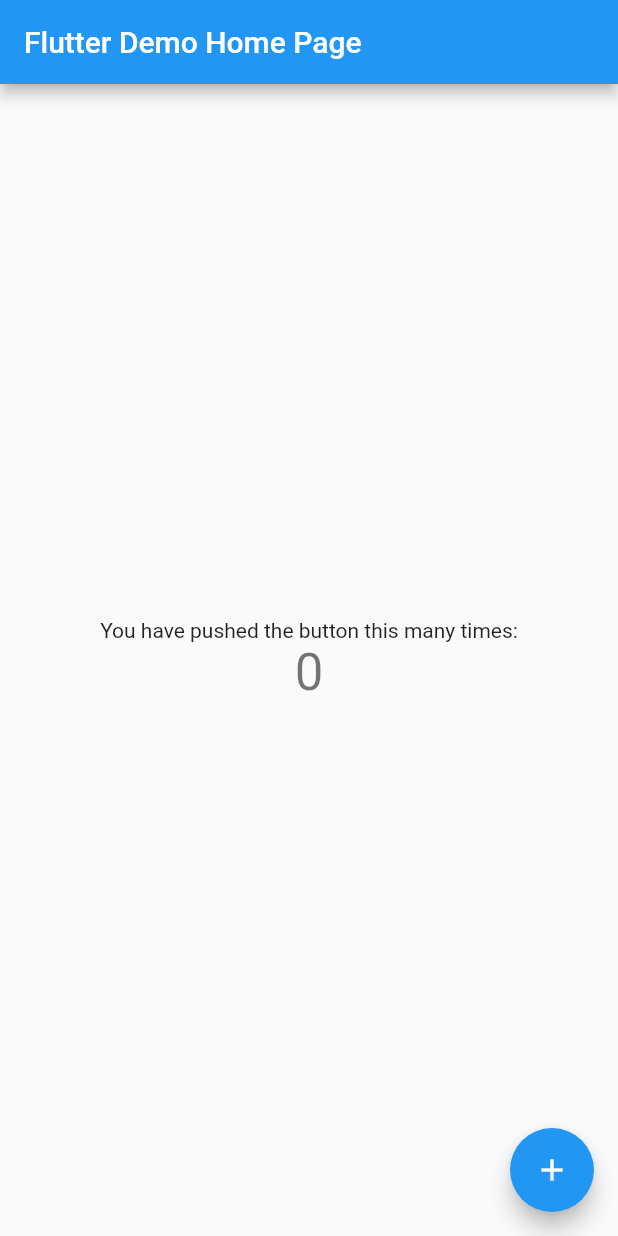
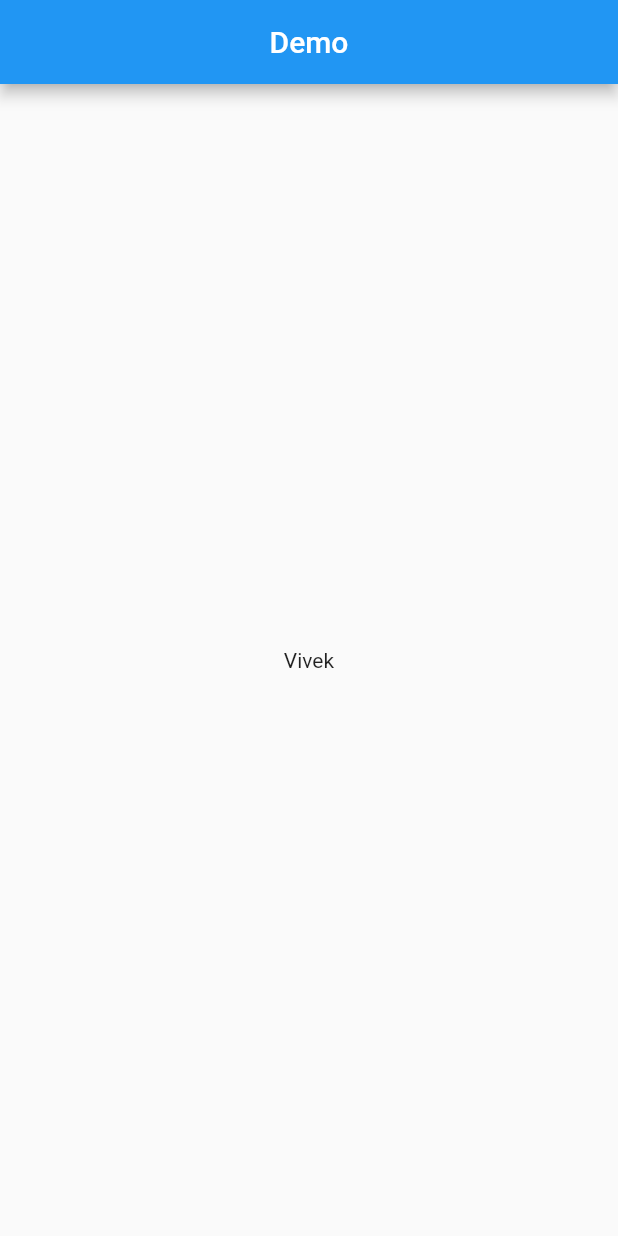
Before and after one commit to Scibud/Axact-Flutter, a Flutter app: the screen it shows after launch, on a phone screen of 412 x 824 dp. Run offline on Flutter 3.47's test engine with Material 2 defaults, Android fonts, the phone set to English and light mode, and no system bars.

Commit message:
Session 1

```diff
--- a/session_1/lib/main.dart
+++ b/session_1/lib/main.dart
@@ -5,43 +5,21 @@ void main() {
 }
 
 class MyApp extends StatelessWidget {
-  // This widget is the root of your application.
   @override
   Widget build(BuildContext context) {
     return MaterialApp(
       title: 'Flutter Demo',
       theme: ThemeData(
-        // This is the theme of your application.
-        //
-        // Try running your application with "flutter run". You'll see the
-        // application has a blue toolbar. Then, without quitting the app, try
-        // changing the primarySwatch below to Colors.green and then invoke
-        // "hot reload" (press "r" in the console where you ran "flutter run",
-        // or simply save your changes to "hot reload" in a Flutter IDE).
-        // Notice that the counter didn't reset back to zero; the application
-        // is not restarted.
         primarySwatch: Colors.blue,
-        // This makes the visual density adapt to the platform that you run
-        // the app on. For desktop platforms, the controls will be smaller and
-        // closer together (more dense) than on mobile platforms.
         visualDensity: VisualDensity.adaptivePlatformDensity,
       ),
-      home: MyHomePage(title: 'Flutter Demo Home Page'),
+      home: MyHomePage(title: 'Demo'),
     );
   }
 }
 
 class MyHomePage extends StatefulWidget {
-  MyHomePage({Key key, this.title}) : super(key: key);
-
-  // This widget is the home page of your application. It is stateful, meaning
-  // that it has a State object (defined below) that contains fields that affect
-  // how it looks.
-
-  // This class is the configuration for the state. It holds the values (in this
-  // case the title) provided by the parent (in this case the App widget) and
-  // used by the build method of the State. Fields in a Widget subclass are
-  // always marked "final".
+  MyHomePage({Key key, this.title});
 
   final String title;
 
@@ -50,68 +28,25 @@ class MyHomePage extends StatefulWidget {
 }
 
 class _MyHomePageState extends State<MyHomePage> {
-  int _counter = 0;
-
-  void _incrementCounter() {
-    setState(() {
-      // This call to setState tells the Flutter framework that something has
-      // changed in this State, which causes it to rerun the build method below
-      // so that the display can reflect the updated values. If we changed
-      // _counter without calling setState(), then the build method would not be
-      // called again, and so nothing would appear to happen.
-      _counter++;
-    });
-  }
-
   @override
   Widget build(BuildContext context) {
-    // This method is rerun every time setState is called, for instance as done
-    // by the _incrementCounter method above.
-    //
-    // The Flutter framework has been optimized to make rerunning build methods
-    // fast, so that you can just rebuild anything that needs updating rather
-    // than having to individually change instances of widgets.
     return Scaffold(
       appBar: AppBar(
-        // Here we take the value from the MyHomePage object that was created by
-        // the App.build method, and use it to set our appbar title.
-        title: Text(widget.title),
+        title: Center(
+          child: Text(widget.title),
+        ),
       ),
       body: Center(
-        // Center is a layout widget. It takes a single child and positions it
-        // in the middle of the parent.
         child: Column(
-          // Column is also a layout widget. It takes a list of children and
-          // arranges them vertically. By default, it sizes itself to fit its
-          // children horizontally, and tries to be as tall as its parent.
-          //
-          // Invoke "debug painting" (press "p" in the console, choose the
-          // "Toggle Debug Paint" action from the Flutter Inspector in Android
-          // Studio, or the "Toggle Debug Paint" command in Visual Studio Code)
-          // to see the wireframe for each widget.
-          //
-          // Column has various properties to control how it sizes itself and
-          // how it positions its children. Here we use mainAxisAlignment to
-          // center the children vertically; the main axis here is the vertical
-          // axis because Columns are vertical (the cross axis would be
-          // horizontal).
           mainAxisAlignment: MainAxisAlignment.center,
           children: <Widget>[
             Text(
-              'You have pushed the button this many times:',
-            ),
-            Text(
-              '$_counter',
-              style: Theme.of(context).textTheme.headline4,
+              'Vivek',
             ),
           ],
         ),
       ),
-      floatingActionButton: FloatingActionButton(
-        onPressed: _incrementCounter,
-        tooltip: 'Increment',
-        child: Icon(Icons.add),
-      ), // This trailing comma makes auto-formatting nicer for build methods.
+      // This trailing comma makes auto-formatting nicer for build methods.
     );
   }
 }
```
